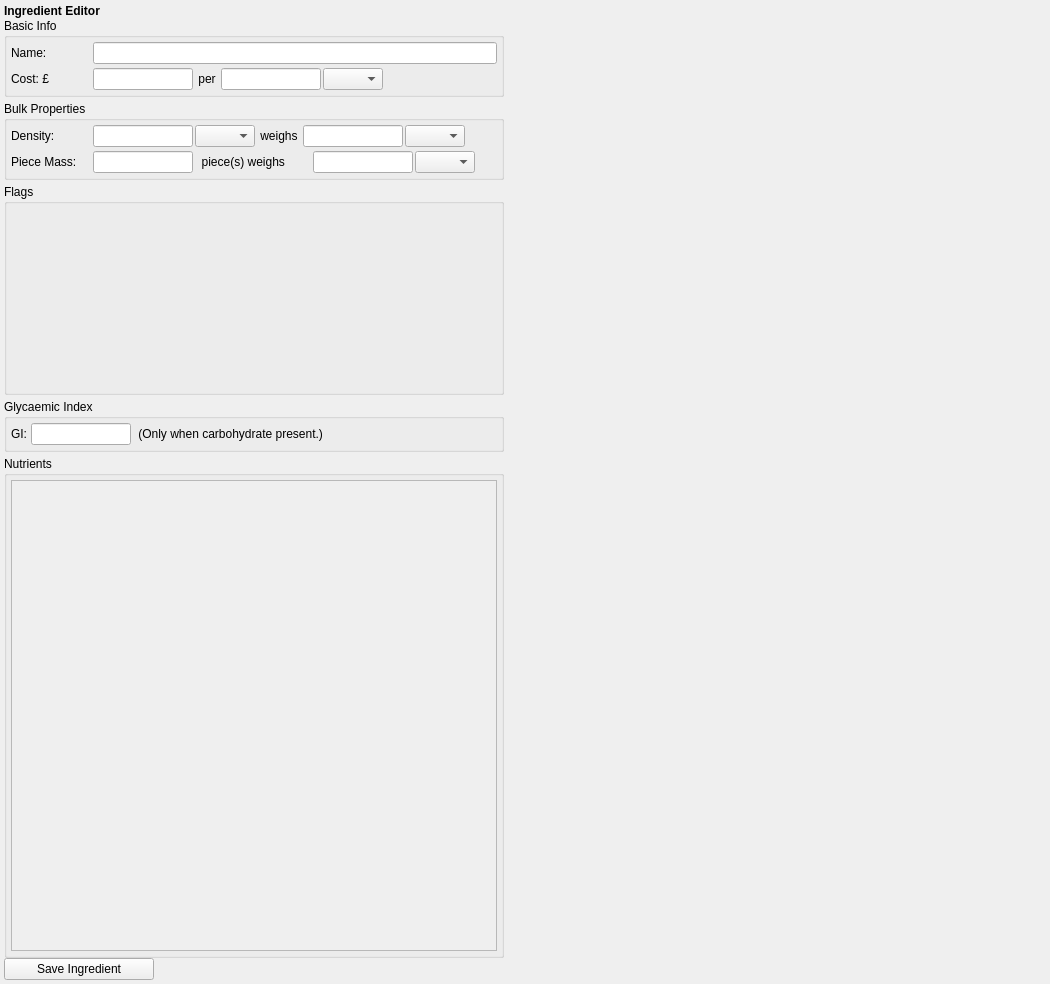
Above: app/ingredient_editor.ui from JamesAIzzard/codiet before the change. Below: the same form after it.
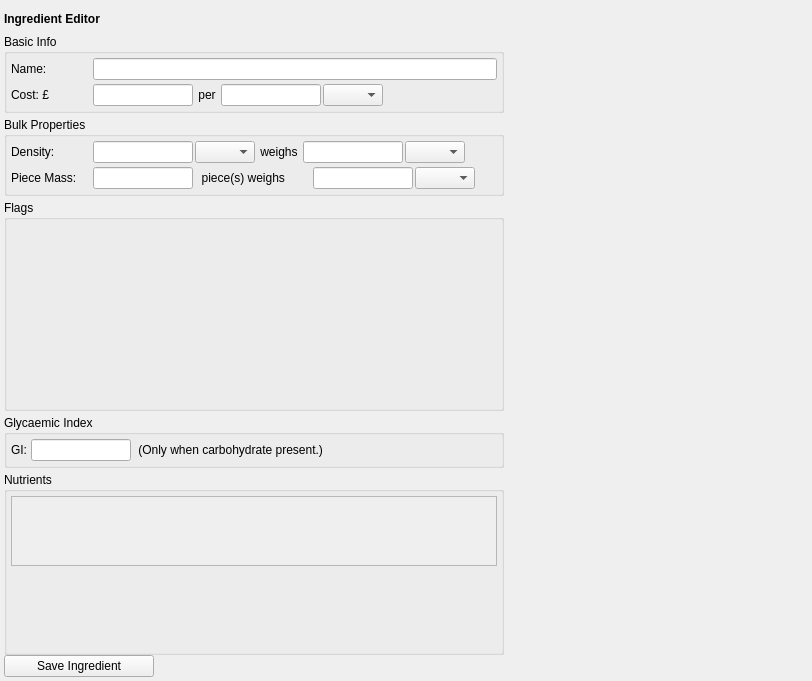
That is the form after the change. Custom widgets are drawn as their Qt base class.

Commit message: Fixes ingredient editor layout behaviour.

The edit to the form file:
```diff
--- a/app/ingredient_editor.ui
+++ b/app/ingredient_editor.ui
@@ -6,12 +6,12 @@
    <rect>
     <x>0</x>
     <y>0</y>
-    <width>1050</width>
-    <height>984</height>
+    <width>812</width>
+    <height>681</height>
    </rect>
   </property>
   <property name="sizePolicy">
-   <sizepolicy hsizetype="Minimum" vsizetype="Minimum">
+   <sizepolicy hsizetype="Preferred" vsizetype="Preferred">
     <horstretch>0</horstretch>
     <verstretch>0</verstretch>
    </sizepolicy>
@@ -49,6 +49,18 @@
    </property>
    <item>
     <widget class="QLabel" name="label_6">
+     <property name="minimumSize">
+      <size>
+       <width>0</width>
+       <height>30</height>
+      </size>
+     </property>
+     <property name="maximumSize">
+      <size>
+       <width>16777215</width>
+       <height>30</height>
+      </size>
+     </property>
      <property name="font">
       <font>
        <bold>true</bold>
@@ -109,6 +121,18 @@
          </property>
          <item>
           <widget class="QGroupBox" name="gbx_basic_info">
+           <property name="sizePolicy">
+            <sizepolicy hsizetype="Preferred" vsizetype="Fixed">
+             <horstretch>0</horstretch>
+             <verstretch>0</verstretch>
+            </sizepolicy>
+           </property>
+           <property name="maximumSize">
+            <size>
+             <width>16777215</width>
+             <height>16777215</height>
+            </size>
+           </property>
            <property name="title">
             <string>Basic Info</string>
            </property>
@@ -321,6 +345,18 @@
          </item>
          <item>
           <widget class="QGroupBox" name="gbx_bulk_properties">
+           <property name="sizePolicy">
+            <sizepolicy hsizetype="Preferred" vsizetype="Fixed">
+             <horstretch>0</horstretch>
+             <verstretch>0</verstretch>
+            </sizepolicy>
+           </property>
+           <property name="maximumSize">
+            <size>
+             <width>16777215</width>
+             <height>16777215</height>
+            </size>
+           </property>
            <property name="title">
             <string>Bulk Properties</string>
            </property>
@@ -589,12 +625,24 @@
          </item>
          <item>
           <widget class="QGroupBox" name="gbx_flags">
+           <property name="sizePolicy">
+            <sizepolicy hsizetype="Preferred" vsizetype="Fixed">
+             <horstretch>0</horstretch>
+             <verstretch>0</verstretch>
+            </sizepolicy>
+           </property>
            <property name="minimumSize">
             <size>
              <width>0</width>
              <height>0</height>
             </size>
            </property>
+           <property name="maximumSize">
+            <size>
+             <width>16777215</width>
+             <height>16777215</height>
+            </size>
+           </property>
            <property name="title">
             <string>Flags</string>
            </property>
@@ -638,6 +686,18 @@
            <property name="enabled">
             <bool>true</bool>
            </property>
+           <property name="sizePolicy">
+            <sizepolicy hsizetype="Preferred" vsizetype="Fixed">
+             <horstretch>0</horstretch>
+             <verstretch>0</verstretch>
+            </sizepolicy>
+           </property>
+           <property name="maximumSize">
+            <size>
+             <width>16777215</width>
+             <height>16777215</height>
+            </size>
+           </property>
            <property name="title">
             <string>Glycaemic Index</string>
            </property>
@@ -711,10 +771,16 @@
          </item>
          <item>
           <widget class="QGroupBox" name="gbx_nutrients">
+           <property name="sizePolicy">
+            <sizepolicy hsizetype="Preferred" vsizetype="Preferred">
+             <horstretch>0</horstretch>
+             <verstretch>0</verstretch>
+            </sizepolicy>
+           </property>
            <property name="minimumSize">
             <size>
              <width>0</width>
-             <height>350</height>
+             <height>0</height>
             </size>
            </property>
            <property name="maximumSize">
@@ -744,6 +810,12 @@
             </property>
             <item>
              <widget class="QScrollArea" name="scrollArea">
+              <property name="sizePolicy">
+               <sizepolicy hsizetype="Preferred" vsizetype="Preferred">
+                <horstretch>0</horstretch>
+                <verstretch>0</verstretch>
+               </sizepolicy>
+              </property>
               <property name="maximumSize">
                <size>
                 <width>16777215</width>
@@ -759,15 +831,27 @@
                  <x>0</x>
                  <y>0</y>
                  <width>484</width>
-                 <height>396</height>
+                 <height>83</height>
                 </rect>
                </property>
+               <property name="sizePolicy">
+                <sizepolicy hsizetype="Preferred" vsizetype="Preferred">
+                 <horstretch>0</horstretch>
+                 <verstretch>0</verstretch>
+                </sizepolicy>
+               </property>
                <property name="minimumSize">
                 <size>
                  <width>0</width>
                  <height>0</height>
                 </size>
                </property>
+               <property name="maximumSize">
+                <size>
+                 <width>16777215</width>
+                 <height>16777215</height>
+                </size>
+               </property>
                <layout class="QVBoxLayout" name="lyt_nutrients">
                 <property name="spacing">
                  <number>2</number>
@@ -788,6 +872,19 @@
               </widget>
              </widget>
             </item>
+            <item>
+             <spacer name="verticalSpacer">
+              <property name="orientation">
+               <enum>Qt::Vertical</enum>
+              </property>
+              <property name="sizeHint" stdset="0">
+               <size>
+                <width>20</width>
+                <height>40</height>
+               </size>
+              </property>
+             </spacer>
+            </item>
            </layout>
           </widget>
          </item>
@@ -804,7 +901,7 @@
         </property>
         <property name="minimumSize">
          <size>
-          <width>500</width>
+          <width>300</width>
           <height>0</height>
          </size>
         </property>
```
The commit also changes 7 other files.
